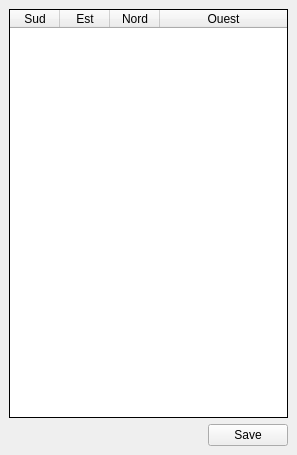
The window that src/client/RoundUI.ui (arabine/icl) describes before a commit, drawn with Qt 5.
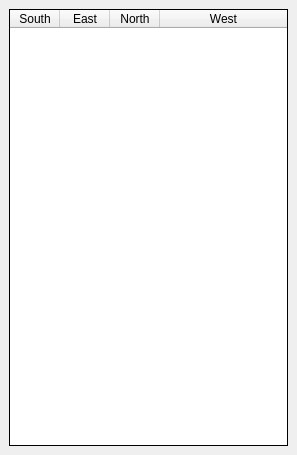
The same window after the commit.

```diff
--- a/src/client/RoundUI.ui
+++ b/src/client/RoundUI.ui
@@ -64,50 +64,26 @@
       </attribute>
       <column>
        <property name="text">
-        <string>Sud</string>
+        <string>South</string>
        </property>
       </column>
       <column>
        <property name="text">
-        <string>Est</string>
+        <string>East</string>
        </property>
       </column>
       <column>
        <property name="text">
-        <string>Nord</string>
+        <string>North</string>
        </property>
       </column>
       <column>
        <property name="text">
-        <string>Ouest</string>
+        <string>West</string>
        </property>
       </column>
      </widget>
     </item>
-    <item row="1" column="0">
-     <layout class="QHBoxLayout" name="horizontalLayout">
-      <item>
-       <spacer name="horizontalSpacer">
-        <property name="orientation">
-         <enum>Qt::Horizontal</enum>
-        </property>
-        <property name="sizeHint" stdset="0">
-         <size>
-          <width>40</width>
-          <height>20</height>
-         </size>
-        </property>
-       </spacer>
-      </item>
-      <item>
-       <widget class="QPushButton" name="saveButton">
-        <property name="text">
-         <string>Save</string>
-        </property>
-       </widget>
-      </item>
-     </layout>
-    </item>
    </layout>
   </widget>
  </widget>
```
Left out of the diff: 5 changed lines with no effect on the pictures.
